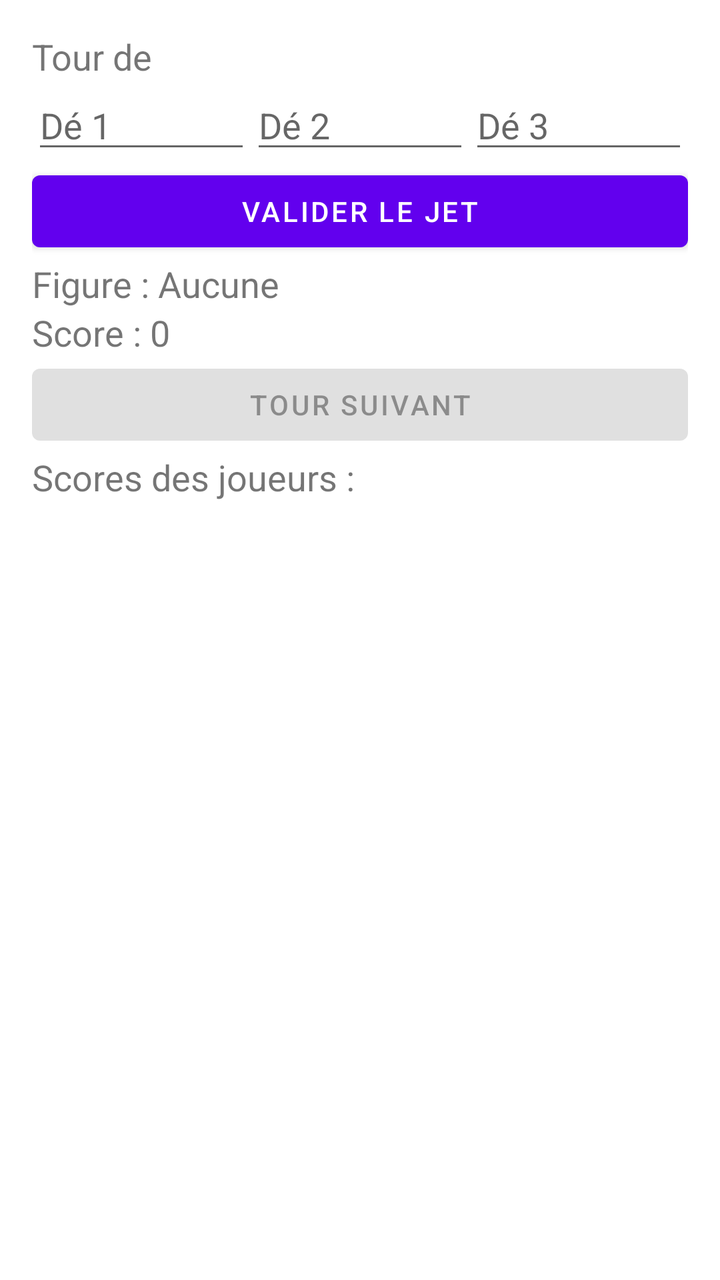
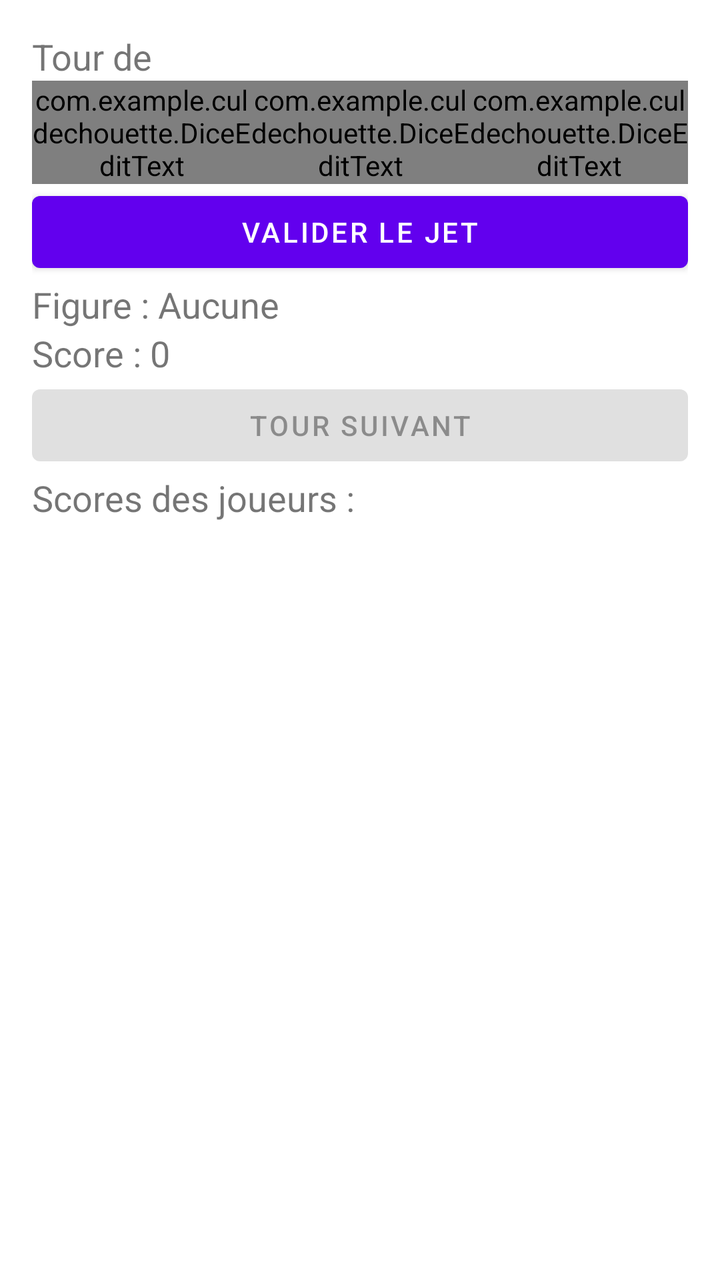

Before-and-after screenshots of an Android layout around one commit, followed by the original layout XML and the change that was made.
<!-- AndroidManifest.xml: application theme Theme.CulDeChouette -->
<!-- res/layout/activity_main.xml -->
<LinearLayout xmlns:android="http://schemas.android.com/apk/res/android"
    xmlns:tools="http://schemas.android.com/tools"
    android:layout_width="match_parent"
    android:layout_height="match_parent"
    android:orientation="vertical"
    android:padding="16dp"
    tools:context=".MainActivity">


    <LinearLayout
        android:layout_width="match_parent"
        android:layout_height="wrap_content"
        android:orientation="horizontal"
        android:gravity="left">

        <TextView
            android:layout_width="wrap_content"
            android:layout_height="wrap_content"
            android:text="Tour de "
            android:textSize="18sp" />

        <TextView
            android:id="@+id/currentPlayerText"
            android:layout_width="match_parent"
            android:layout_height="wrap_content"
            android:text=""
            android:textSize="18sp" />
    </LinearLayout>

    <LinearLayout
        android:layout_width="match_parent"
        android:layout_height="wrap_content"
        android:orientation="horizontal"
        android:gravity="center">

        <EditText
            android:id="@+id/dice1"
            android:layout_width="0dp"
            android:layout_height="wrap_content"
            android:layout_weight="1"
            android:hint="Dé 1"
            android:inputType="number"
            android:maxLength="1" />

        <EditText
            android:id="@+id/dice2"
            android:layout_width="0dp"
            android:layout_height="wrap_content"
            android:layout_weight="1"
            android:hint="Dé 2"
            android:inputType="number"
            android:maxLength="1" />

        <EditText
            android:id="@+id/dice3"
            android:layout_width="0dp"
            android:layout_height="wrap_content"
            android:layout_weight="1"
            android:hint="Dé 3"
            android:inputType="number"
            android:maxLength="1" />
    </LinearLayout>

    <Button
        android:id="@+id/validateScoreButton"
        android:layout_width="match_parent"
        android:layout_height="wrap_content"
        android:text="Valider le jet" />

    <Button
        android:id="@+id/siroterButton"
        android:layout_width="match_parent"
        android:layout_height="wrap_content"
        android:text="Siroter"
        android:visibility="gone" />

    <LinearLayout
        android:layout_width="match_parent"
        android:layout_height="wrap_content"
        android:orientation="horizontal"
        android:gravity="left">

        <TextView
            android:layout_width="wrap_content"
            android:layout_height="wrap_content"
            android:text="Figure : "
            android:textSize="18sp" />

        <TextView
            android:id="@+id/figureText"
            android:layout_width="match_parent"
            android:layout_height="wrap_content"
            android:text="Aucune"
            android:textSize="18sp" />
    </LinearLayout>

    <LinearLayout
        android:layout_width="match_parent"
        android:layout_height="wrap_content"
        android:orientation="horizontal"
        android:gravity="left">

        <TextView
            android:layout_width="wrap_content"
            android:layout_height="wrap_content"
            android:text="Score : "
            android:textSize="18sp" />

        <TextView
            android:id="@+id/resultText"
            android:layout_width="match_parent"
            android:layout_height="wrap_content"
            android:text="0"
            android:textSize="18sp" />
    </LinearLayout>

    <Button
        android:id="@+id/nextTurnButton"
        android:layout_width="match_parent"
        android:layout_height="wrap_content"
        android:text="Tour suivant"
        android:enabled="false" />

    <TextView
        android:layout_width="match_parent"
        android:layout_height="wrap_content"
        android:text="Scores des joueurs : "
        android:textSize="18sp" />

    <TextView
        android:id="@+id/playersScoreText"
        android:layout_width="match_parent"
        android:layout_height="wrap_content"
        android:text=""
        android:textSize="18sp" />
</LinearLayout>
<!-- resources referenced by this layout -->
<resources>
  <style name="Theme.CulDeChouette" parent="Theme.MaterialComponents.DayNight.DarkActionBar">
          
          <item name="colorPrimary">@color/purple_500</item>
          <item name="colorPrimaryVariant">@color/purple_700</item>
          <item name="colorOnPrimary">@color/white</item>
          
          <item name="colorSecondary">@color/teal_200</item>
          <item name="colorSecondaryVariant">@color/teal_700</item>
          <item name="colorOnSecondary">@color/black</item>
          
          <item name="android:statusBarColor" tools:targetApi="l">?attr/colorPrimaryVariant</item>
          
      </style>
  <color name="purple_500">#FF6200EE</color>
  <color name="purple_700">#FF3700B3</color>
  <color name="white">#FFFFFFFF</color>
  <color name="teal_200">#FF03DAC5</color>
  <color name="teal_700">#FF018786</color>
  <color name="black">#FF000000</color>
</resources>

<!-- the commit's change to res/layout/activity_main.xml (unified diff, before → after) -->
@@ -33,32 +33,26 @@
         android:orientation="horizontal"
         android:gravity="center">
 
-        <EditText
+        <com.example.culdechouette.DiceEditText
             android:id="@+id/dice1"
             android:layout_width="0dp"
             android:layout_height="wrap_content"
             android:layout_weight="1"
-            android:hint="Dé 1"
-            android:inputType="number"
-            android:maxLength="1" />
+            android:hint="Dé 1" />
 
-        <EditText
+        <com.example.culdechouette.DiceEditText
             android:id="@+id/dice2"
             android:layout_width="0dp"
             android:layout_height="wrap_content"
             android:layout_weight="1"
-            android:hint="Dé 2"
-            android:inputType="number"
-            android:maxLength="1" />
+            android:hint="Dé 2" />
 
-        <EditText
+        <com.example.culdechouette.DiceEditText
             android:id="@+id/dice3"
             android:layout_width="0dp"
             android:layout_height="wrap_content"
             android:layout_weight="1"
-            android:hint="Dé 3"
-            android:inputType="number"
-            android:maxLength="1" />
+            android:hint="Dé 3" />
     </LinearLayout>
 
     <Button
